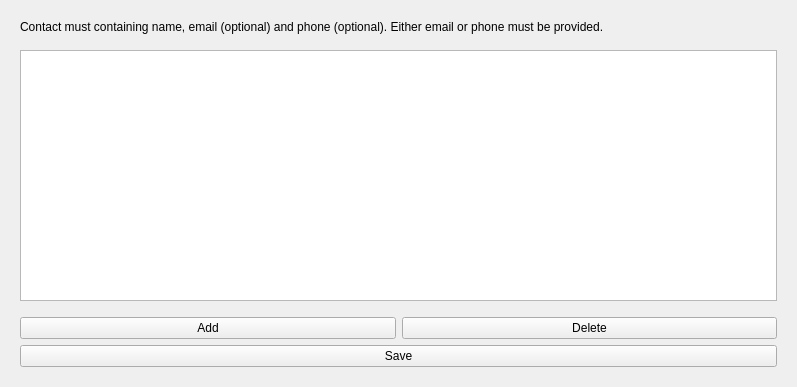
Above: cadasta/gui/ui/widget/contact_widget.ui from Cadasta/cadasta-qgis-plugin before the change. Below: the same form after it.
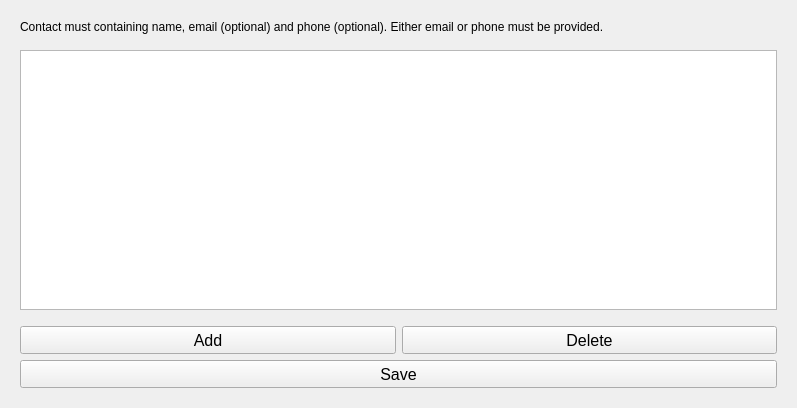
That is the form after the change.

What changed in the file:
```diff
--- a/cadasta/gui/ui/widget/contact_widget.ui
+++ b/cadasta/gui/ui/widget/contact_widget.ui
@@ -7,7 +7,7 @@
     <x>0</x>
     <y>0</y>
     <width>797</width>
-    <height>387</height>
+    <height>408</height>
    </rect>
   </property>
   <property name="sizePolicy">
@@ -34,7 +34,7 @@
         <x>0</x>
         <y>0</y>
         <width>779</width>
-        <height>369</height>
+        <height>390</height>
        </rect>
       </property>
       <layout class="QVBoxLayout" name="verticalLayout_4">
@@ -87,8 +87,16 @@
         <layout class="QHBoxLayout" name="horizontalLayout">
          <item>
           <widget class="QPushButton" name="add_button">
+           <property name="font">
+            <font>
+             <pointsize>12</pointsize>
+            </font>
+           </property>
            <property name="cursor">
-            <cursorShape>OpenHandCursor</cursorShape>
+            <cursorShape>PointingHandCursor</cursorShape>
+           </property>
+           <property name="styleSheet">
+            <string notr="true">height: 20px; </string>
            </property>
            <property name="text">
             <string>Add</string>
@@ -97,8 +105,16 @@
          </item>
          <item>
           <widget class="QPushButton" name="delete_button">
+           <property name="font">
+            <font>
+             <pointsize>12</pointsize>
+            </font>
+           </property>
            <property name="cursor">
-            <cursorShape>OpenHandCursor</cursorShape>
+            <cursorShape>PointingHandCursor</cursorShape>
+           </property>
+           <property name="styleSheet">
+            <string notr="true">height: 20px; </string>
            </property>
            <property name="text">
             <string>Delete</string>
@@ -109,6 +125,17 @@
        </item>
        <item>
         <widget class="QPushButton" name="save_button">
+         <property name="font">
+          <font>
+           <pointsize>12</pointsize>
+          </font>
+         </property>
+         <property name="cursor">
+          <cursorShape>PointingHandCursor</cursorShape>
+         </property>
+         <property name="styleSheet">
+          <string notr="true">height: 20px; </string>
+         </property>
          <property name="text">
           <string>Save</string>
          </property>
```
